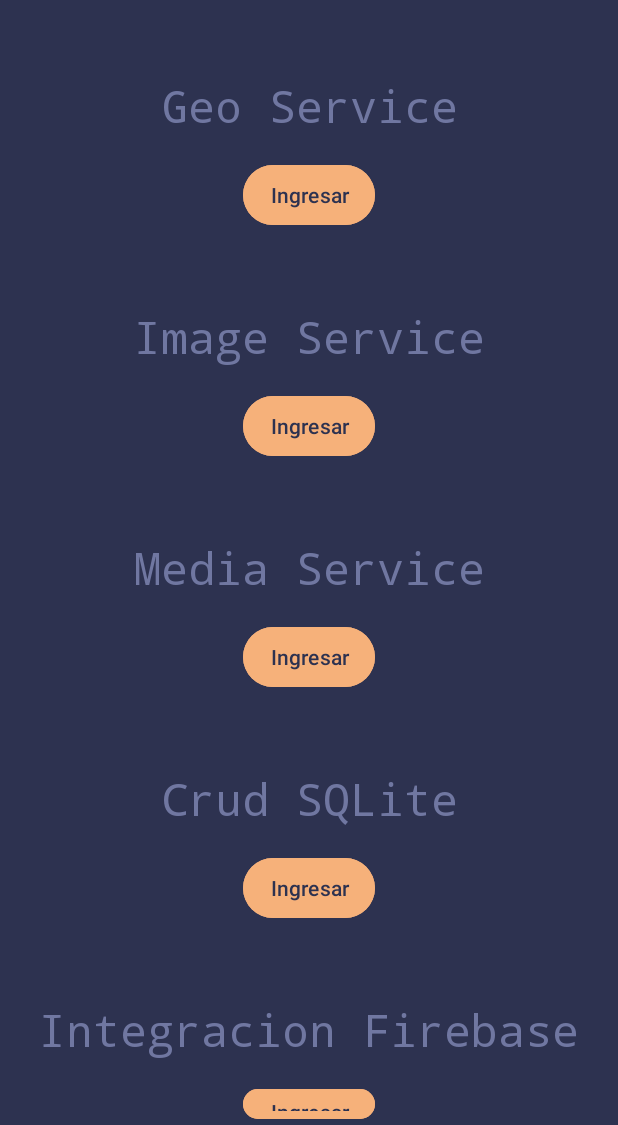
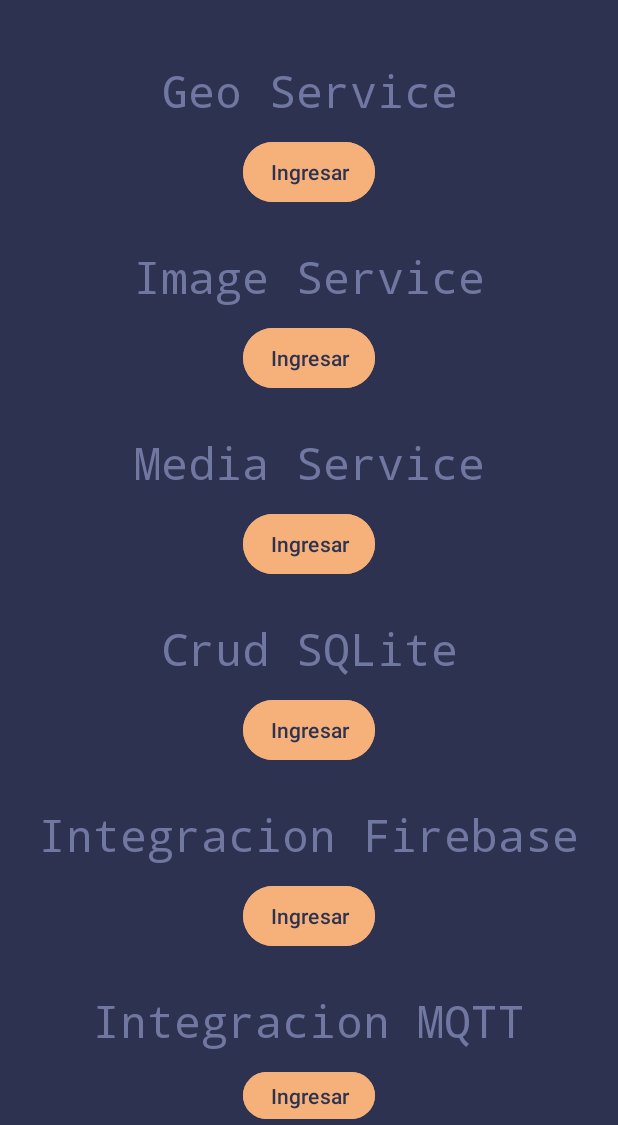
Before and after one commit to CiscoFsociety23/mobile.dedsec.cl, an Android app: the UserPanel screen opened directly, with no data from a screen before it, on a phone screen of 412 x 824 dp, the part 111-1236 px from its top. Run offline under Robolectric (Android 15) with nearby library versions, the phone set to English and light mode, and no system bars.

Commit message:
feat: adding mqtt button

```diff
--- a/app/src/main/res/layout/activity_user_panel.xml
+++ b/app/src/main/res/layout/activity_user_panel.xml
@@ -31,14 +31,14 @@
         app:layout_constraintTop_toTopOf="parent"
         app:layout_constraintStart_toStartOf="parent"
         app:layout_constraintEnd_toEndOf="parent"
-        android:layout_marginTop="50dp" />
+        android:layout_marginTop="40dp" />
 
     <Button
         android:id="@+id/btn_ingress_map"
         android:layout_width="wrap_content"
         android:layout_height="wrap_content"
         android:layout_gravity="center_horizontal"
-        android:layout_marginTop="15dp"
+        android:layout_marginTop="10dp"
         android:text="@string/btn_ingress"
         android:paddingVertical="5dp"
         android:backgroundTint="@color/dedsec_aux"
@@ -56,14 +56,14 @@
         app:layout_constraintTop_toTopOf="parent"
         app:layout_constraintStart_toStartOf="parent"
         app:layout_constraintEnd_toEndOf="parent"
-        android:layout_marginTop="50dp" />
+        android:layout_marginTop="25dp" />
 
     <Button
         android:id="@+id/btn_ingress_recycler"
         android:layout_width="wrap_content"
         android:layout_height="wrap_content"
         android:layout_gravity="center_horizontal"
-        android:layout_marginTop="15dp"
+        android:layout_marginTop="10dp"
         android:text="@string/btn_ingress"
         android:paddingVertical="5dp"
         android:backgroundTint="@color/dedsec_aux"
@@ -81,14 +81,14 @@
         app:layout_constraintTop_toTopOf="parent"
         app:layout_constraintStart_toStartOf="parent"
         app:layout_constraintEnd_toEndOf="parent"
-        android:layout_marginTop="50dp" />
+        android:layout_marginTop="25dp" />
 
     <Button
         android:id="@+id/btn_ingress_media_service"
         android:layout_width="wrap_content"
         android:layout_height="wrap_content"
         android:layout_gravity="center_horizontal"
-        android:layout_marginTop="15dp"
+        android:layout_marginTop="10dp"
         android:text="@string/btn_ingress"
         android:paddingVertical="5dp"
         android:backgroundTint="@color/dedsec_aux"
@@ -106,14 +106,14 @@
         app:layout_constraintTop_toTopOf="parent"
         app:layout_constraintStart_toStartOf="parent"
         app:layout_constraintEnd_toEndOf="parent"
-        android:layout_marginTop="50dp" />
+        android:layout_marginTop="25dp" />
 
     <Button
         android:id="@+id/btn_sqlite_service"
         android:layout_width="wrap_content"
         android:layout_height="wrap_content"
         android:layout_gravity="center_horizontal"
-        android:layout_marginTop="15dp"
+        android:layout_marginTop="10dp"
         android:text="@string/btn_ingress"
         android:paddingVertical="5dp"
         android:backgroundTint="@color/dedsec_aux"
@@ -131,14 +131,39 @@
         app:layout_constraintTop_toTopOf="parent"
         app:layout_constraintStart_toStartOf="parent"
         app:layout_constraintEnd_toEndOf="parent"
-        android:layout_marginTop="50dp" />
+        android:layout_marginTop="25dp" />
 
     <Button
         android:id="@+id/btn_firebase_integration"
         android:layout_width="wrap_content"
         android:layout_height="wrap_content"
         android:layout_gravity="center_horizontal"
-        android:layout_marginTop="15dp"
+        android:layout_marginTop="10dp"
+        android:text="@string/btn_ingress"
+        android:paddingVertical="5dp"
+        android:backgroundTint="@color/dedsec_aux"
+        android:textColor="@color/dedsec_dark"
+        android:paddingHorizontal="10dp"/>
+
+    <TextView
+        android:layout_width="match_parent"
+        android:layout_height="wrap_content"
+        android:text="@string/mqtt_integration"
+        android:textColor="@color/dedsec_light"
+        android:fontFamily="monospace"
+        android:textSize="30sp"
+        android:textAlignment="center"
+        app:layout_constraintTop_toTopOf="parent"
+        app:layout_constraintStart_toStartOf="parent"
+        app:layout_constraintEnd_toEndOf="parent"
+        android:layout_marginTop="25dp" />
+
+    <Button
+        android:id="@+id/btn_mqtt_integration"
+        android:layout_width="wrap_content"
+        android:layout_height="wrap_content"
+        android:layout_gravity="center_horizontal"
+        android:layout_marginTop="10dp"
         android:text="@string/btn_ingress"
         android:paddingVertical="5dp"
         android:backgroundTint="@color/dedsec_aux"
--- a/app/src/main/res/values/strings.xml
+++ b/app/src/main/res/values/strings.xml
@@ -31,6 +31,7 @@
     <string name="mediaservice">Media Service</string>
     <string name="crud_sqlite">Crud SQLite</string>
     <string name="firebase_integration">Integracion Firebase</string>
+    <string name="mqtt_integration">Integracion MQTT</string>
 
     <string name="control_animales">Fomulario de ingreso de mascotas</string>
     <string name="pet_sp">Mascota</string>
```
